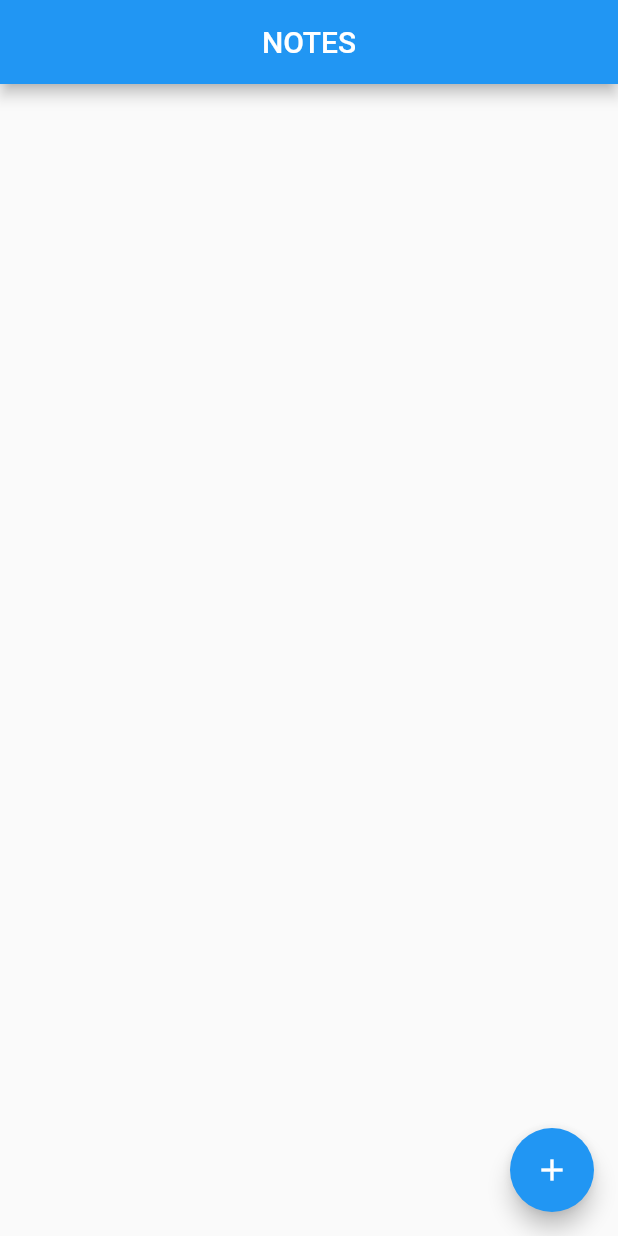
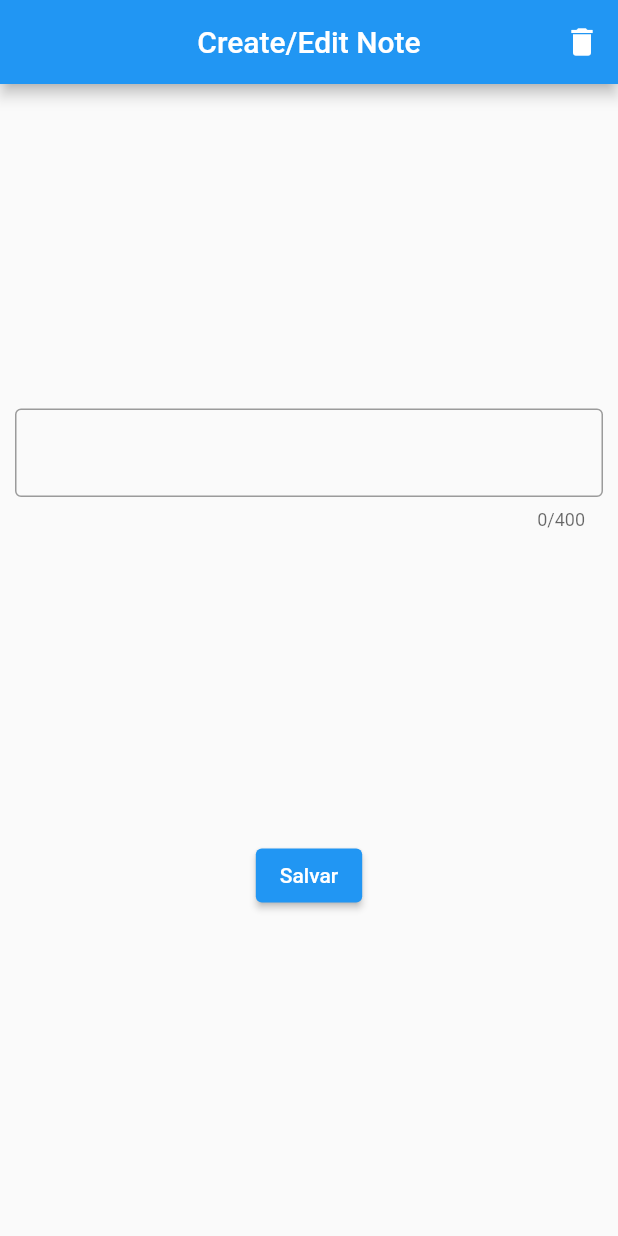
Before and after one commit to julianoventola/notes, a Flutter app: the screen it shows after launch, on a phone screen of 412 x 824 dp. Run offline on Flutter 3.47's test engine with Material 2 defaults, Android fonts, the phone set to English and light mode, and no system bars.

Commit message:
feat: create 'create note page '

```diff
--- a/lib/app_widget.dart
+++ b/lib/app_widget.dart
@@ -1,4 +1,5 @@
 import 'package:flutter/material.dart';
+import 'package:notes/create_note_page.dart';
 import 'package:notes/home_page.dart';
 
 class AppWidget extends StatelessWidget {
@@ -10,7 +11,7 @@ class AppWidget extends StatelessWidget {
       theme: ThemeData(
         primarySwatch: Colors.blue,
       ),
-      home: HomePage(),
+      home: CreateNotePage(),
     );
   }
 }
--- /dev/null
+++ b/lib/create_note_page.dart
@@ -0,0 +1,40 @@
+import 'package:flutter/material.dart';
+
+class CreateNotePage extends StatelessWidget {
+  const CreateNotePage({Key? key}) : super(key: key);
+
+  @override
+  Widget build(BuildContext context) {
+    return Scaffold(
+      appBar: AppBar(
+        centerTitle: true,
+        title: Text('Create/Edit Note'),
+        actions: [
+          IconButton(
+            icon: Icon(Icons.delete),
+            onPressed: () {},
+          )
+        ],
+      ),
+      body: Padding(
+        padding: const EdgeInsets.all(10.0),
+        child: Column(
+          mainAxisAlignment: MainAxisAlignment.spaceEvenly,
+          children: [
+            TextField(
+              maxLines: null,
+              maxLength: 400,
+              decoration: InputDecoration(
+                border: OutlineInputBorder(),
+              ),
+            ),
+            ElevatedButton(
+              onPressed: () {},
+              child: Text('Salvar'),
+            ),
+          ],
+        ),
+      ),
+    );
+  }
+}
```
